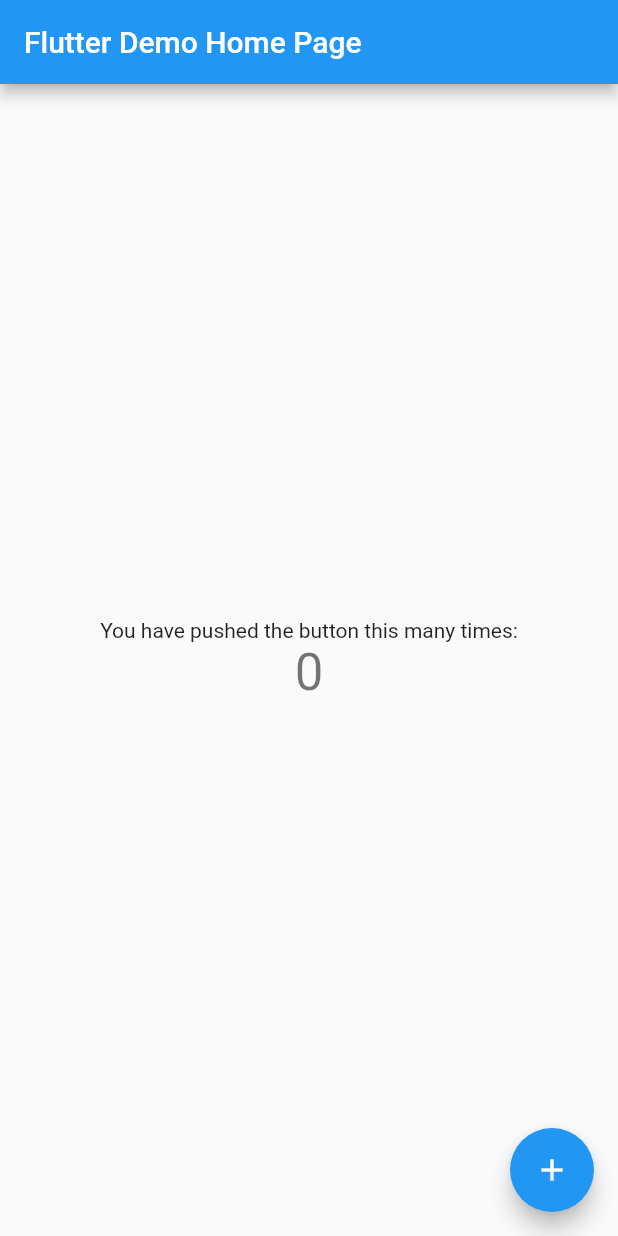
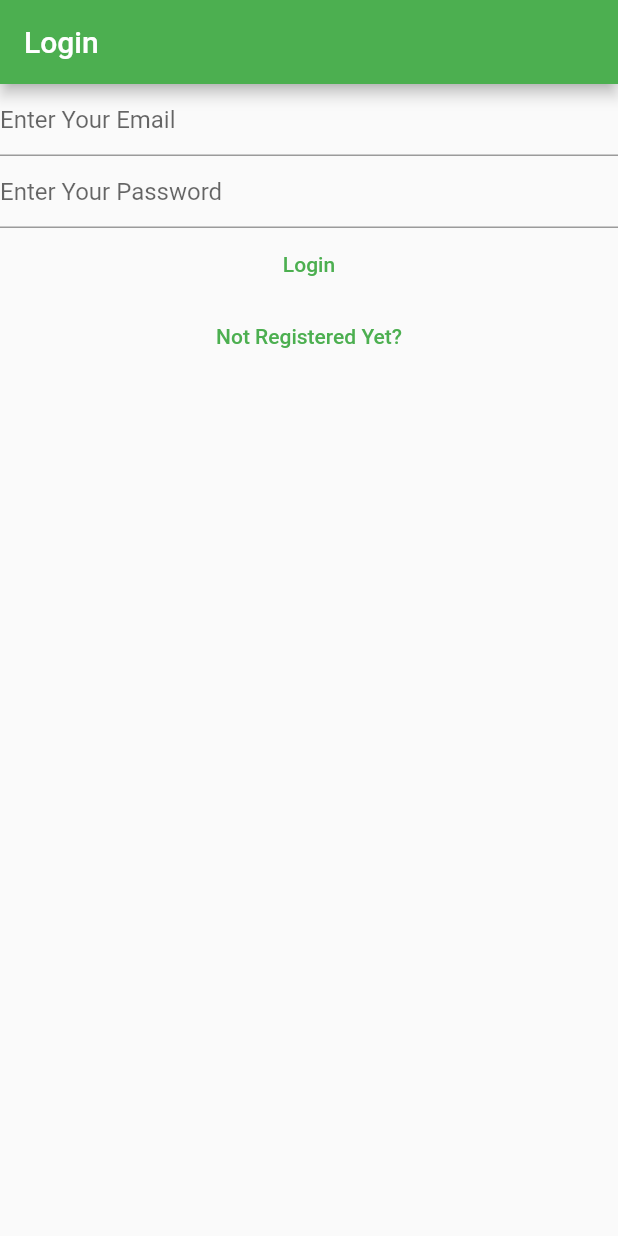
Before and after one commit to thebinij/atutinvestmentapp, a Flutter app: the screen it shows after launch, on a phone screen of 412 x 824 dp. Run offline on Flutter 3.47's test engine with Material 2 defaults, Android fonts, the light colour scheme and no system bars; our stand-ins replace firebase_auth, firebase_core; accounts and stored records are empty.

Commit message:
login, homepage, logout, verify

```diff
--- a/lib/main.dart
+++ b/lib/main.dart
@@ -1,115 +1,23 @@
+import 'package:atutinvestmentapp/pages/home_page.dart';
+import 'package:atutinvestmentapp/pages/login_page.dart';
+import 'package:atutinvestmentapp/pages/register_page.dart';
+import 'package:atutinvestmentapp/pages/verify_email.dart';
 import 'package:flutter/material.dart';
 
 void main() {
-  runApp(const MyApp());
+  WidgetsFlutterBinding.ensureInitialized();
+  runApp(
+    MaterialApp(
+      title: "Welcome To Atut Investment!",
+      theme: ThemeData(
+        primarySwatch: Colors.green,
+      ),
+      home: const HomePage(),
+      routes: {
+        '/login': (context) => const LoginPage(),
+        '/register': (context) => const RegisterPage(),
+        '/verify': (context) => const VerifyEmail()
+      },
+    ),
+  );
 }
-
-class MyApp extends StatelessWidget {
-  const MyApp({Key? key}) : super(key: key);
-
-  // This widget is the root of your application.
-  @override
-  Widget build(BuildContext context) {
-    return MaterialApp(
-      title: 'Flutter Demo',
-      theme: ThemeData(
-        // This is the theme of your application.
-        //
-        // Try running your application with "flutter run". You'll see the
-        // application has a blue toolbar. Then, without quitting the app, try
-        // changing the primarySwatch below to Colors.green and then invoke
-        // "hot reload" (press "r" in the console where you ran "flutter run",
-        // or simply save your changes to "hot reload" in a Flutter IDE).
-        // Notice that the counter didn't reset back to zero; the application
-        // is not restarted.
-        primarySwatch: Colors.blue,
-      ),
-      home: const MyHomePage(title: 'Flutter Demo Home Page'),
-    );
-  }
-}
-
-class MyHomePage extends StatefulWidget {
-  const MyHomePage({Key? key, required this.title}) : super(key: key);
-
-  // This widget is the home page of your application. It is stateful, meaning
-  // that it has a State object (defined below) that contains fields that affect
-  // how it looks.
-
-  // This class is the configuration for the state. It holds the values (in this
-  // case the title) provided by the parent (in this case the App widget) and
-  // used by the build method of the State. Fields in a Widget subclass are
-  // always marked "final".
-
-  final String title;
-
-  @override
-  State<MyHomePage> createState() => _MyHomePageState();
-}
-
-class _MyHomePageState extends State<MyHomePage> {
-  int _counter = 0;
-
-  void _incrementCounter() {
-    setState(() {
-      // This call to setState tells the Flutter framework that something has
-      // changed in this State, which causes it to rerun the build method below
-      // so that the display can reflect the updated values. If we changed
-      // _counter without calling setState(), then the build method would not be
-      // called again, and so nothing would appear to happen.
-      _counter++;
-    });
-  }
-
-  @override
-  Widget build(BuildContext context) {
-    // This method is rerun every time setState is called, for instance as done
-    // by the _incrementCounter method above.
-    //
-    // The Flutter framework has been optimized to make rerunning build methods
-    // fast, so that you can just rebuild anything that needs updating rather
-    // than having to individually change instances of widgets.
-    return Scaffold(
-      appBar: AppBar(
-        // Here we take the value from the MyHomePage object that was created by
-        // the App.build method, and use it to set our appbar title.
-        title: Text(widget.title),
-      ),
-      body: Center(
-        // Center is a layout widget. It takes a single child and positions it
-        // in the middle of the parent.
-        child: Column(
-          // Column is also a layout widget. It takes a list of children and
-          // arranges them vertically. By default, it sizes itself to fit its
-          // children horizontally, and tries to be as tall as its parent.
-          //
-          // Invoke "debug painting" (press "p" in the console, choose the
-          // "Toggle Debug Paint" action from the Flutter Inspector in Android
-          // Studio, or the "Toggle Debug Paint" command in Visual Studio Code)
-          // to see the wireframe for each widget.
-          //
-          // Column has various properties to control how it sizes itself and
-          // how it positions its children. Here we use mainAxisAlignment to
-          // center the children vertically; the main axis here is the vertical
-          // axis because Columns are vertical (the cross axis would be
-          // horizontal).
-          mainAxisAlignment: MainAxisAlignment.center,
-          children: <Widget>[
-            const Text(
-              'You have pushed the button this many times:',
-            ),
-            Text(
-              '$_counter',
-              style: Theme.of(context).textTheme.headline4,
-            ),
-          ],
-        ),
-      ),
-      floatingActionButton: FloatingActionButton(
-        onPressed: _incrementCounter,
-        tooltip: 'Increment',
-        child: const Icon(Icons.add),
-      ), // This trailing comma makes auto-formatting nicer for build methods.
-    );
-  }
-}
--- /dev/null
+++ b/lib/pages/home_page.dart
@@ -0,0 +1,45 @@
+import 'package:atutinvestmentapp/pages/login_page.dart';
+import 'package:atutinvestmentapp/pages/verify_email.dart';
+import 'package:firebase_auth/firebase_auth.dart';
+import 'package:firebase_core/firebase_core.dart';
+import 'package:flutter/material.dart';
+import '../firebase_options.dart';
+
+class HomePage extends StatefulWidget {
+  const HomePage({Key? key}) : super(key: key);
+
+  @override
+  State<HomePage> createState() => _HomePageState();
+}
+
+class _HomePageState extends State<HomePage> {
+  @override
+  Widget build(BuildContext context) {
+    return FutureBuilder(
+      future: Firebase.initializeApp(
+        options: DefaultFirebaseOptions.currentPlatform,
+      ),
+      builder: (context, snapshot) {
+        switch (snapshot.connectionState) {
+          case ConnectionState.done:
+            final user = FirebaseAuth.instance.currentUser;
+            print(user);
+            if (user != null) {
+              if (user.emailVerified) {
+                print('You are a verified user');
+              } else {
+                print('Please Verify');
+                return const VerifyEmail();
+              }
+            } else {
+              print('Please Login');
+              return const LoginPage();
+            }
+            return const Text('Done!');
+          default:
+            return const CircularProgressIndicator();
+        }
+      },
+    );
+  }
+}
--- /dev/null
+++ b/lib/pages/login_page.dart
@@ -0,0 +1,83 @@
+import 'package:firebase_auth/firebase_auth.dart';
+import 'package:flutter/material.dart';
+
+class LoginPage extends StatefulWidget {
+  const LoginPage({Key? key}) : super(key: key);
+
+  @override
+  State<LoginPage> createState() => _LoginPageState();
+}
+
+class _LoginPageState extends State<LoginPage> {
+  late final TextEditingController _email;
+  late final TextEditingController _password;
+
+  @override
+  void initState() {
+    _email = TextEditingController();
+    _password = TextEditingController();
+    super.initState();
+  }
+
+  @override
+  void dispose() {
+    _email.dispose();
+    _password.dispose();
+    super.dispose();
+  }
+
+  @override
+  Widget build(BuildContext context) {
+    return Scaffold(
+      appBar: AppBar(
+        title: const Text('Login'),
+      ),
+      body: Column(
+        children: [
+          TextField(
+            controller: _email,
+            enableSuggestions: true,
+            autocorrect: false,
+            keyboardType: TextInputType.emailAddress,
+            decoration: const InputDecoration(hintText: 'Enter Your Email'),
+          ),
+          TextField(
+            controller: _password,
+            obscureText: true,
+            enableSuggestions: false,
+            autocorrect: false,
+            decoration: const InputDecoration(hintText: 'Enter Your Password'),
+          ),
+          TextButton(
+            child: const Text('Login'),
+            onPressed: () async {
+              final email = _email.text;
+              final password = _password.text;
+              try {
+                final user = await FirebaseAuth.instance
+                    .signInWithEmailAndPassword(
+                        email: email, password: password);
+                print(user);
+              } on FirebaseAuthException catch (e) {
+                if (e.code == 'user-not-found') {
+                  print('User Not Found');
+                } else if (e.code == 'wrong-password') {
+                  print('Wrong Email or Password');
+                } else {
+                  print(e.code);
+                }
+              }
+            },
+          ),
+          TextButton(
+            onPressed: () {
+              Navigator.of(context)
+                  .pushNamedAndRemoveUntil('/register', (route) => false);
+            },
+            child: const Text('Not Registered Yet?'),
+          ),
+        ],
+      ),
+    );
+  }
+}
--- /dev/null
+++ b/lib/pages/register_page.dart
@@ -0,0 +1,87 @@
+import 'package:firebase_auth/firebase_auth.dart';
+import 'package:flutter/material.dart';
+
+class RegisterPage extends StatefulWidget {
+  const RegisterPage({Key? key}) : super(key: key);
+
+  @override
+  State<RegisterPage> createState() => _RegisterPageState();
+}
+
+class _RegisterPageState extends State<RegisterPage> {
+  late final TextEditingController _email;
+  late final TextEditingController _password;
+
+  @override
+  void initState() {
+    _email = TextEditingController();
+    _password = TextEditingController();
+    super.initState();
+  }
+
+  @override
+  void dispose() {
+    _email.dispose();
+    _password.dispose();
+    super.dispose();
+  }
+
+  @override
+  Widget build(BuildContext context) {
+    return Scaffold(
+      appBar: AppBar(
+        title: const Text('Register'),
+      ),
+      body: Padding(
+        padding: const EdgeInsets.all(20.0),
+        child: Column(
+          children: [
+            TextField(
+              controller: _email,
+              enableSuggestions: true,
+              autocorrect: false,
+              keyboardType: TextInputType.emailAddress,
+              decoration: const InputDecoration(hintText: 'Enter Your Email'),
+            ),
+            TextField(
+              controller: _password,
+              obscureText: true,
+              enableSuggestions: false,
+              autocorrect: false,
+              decoration:
+                  const InputDecoration(hintText: 'Enter Your Password'),
+            ),
+            TextButton(
+              child: const Text('Sign Up'),
+              onPressed: () async {
+                final email = _email.text;
+                final password = _password.text;
+                try {
+                  await FirebaseAuth.instance.createUserWithEmailAndPassword(
+                      email: email, password: password);
+                } on FirebaseAuthException catch (e) {
+                  if (e.code == 'weak-password') {
+                    print('Week Password');
+                  } else if (e.code == 'email-already-in-use') {
+                    print('Email Already In Use');
+                  } else if (e.code == 'invalid-email') {
+                    print('Invalid Email');
+                  } else {
+                    print(e.code);
+                  }
+                }
+              },
+            ),
+            TextButton(
+              child: const Text('Already Registered? Login Here!'),
+              onPressed: () {
+                Navigator.of(context)
+                    .pushNamedAndRemoveUntil('/login', (route) => false);
+              },
+            )
+          ],
+        ),
+      ),
+    );
+  }
+}
--- a/pubspec.yaml
+++ b/pubspec.yaml
@@ -34,6 +34,10 @@
   # The following adds the Cupertino Icons font to your application.
   # Use with the CupertinoIcons class for iOS style icons.
   cupertino_icons: ^1.0.2
+  firebase_core: ^1.20.1
+  firebase_auth: ^3.6.3
+  cloud_firestore: ^3.4.4
+  firebase_analytics: ^9.3.1
 
 dev_dependencies:
   flutter_test:
```
Also changed, not shown: lib/pages/verify_email.dart (added, +33 -0 lines), lib/firebase_options.dart (added), pubspec.lock, 18 other files.
